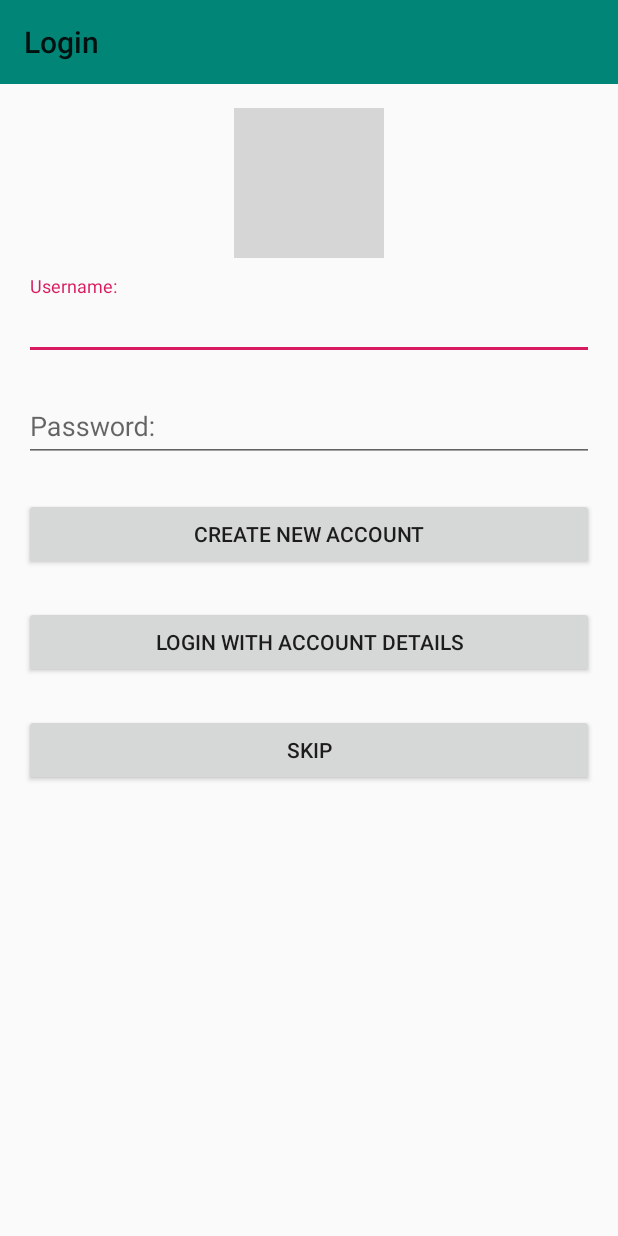
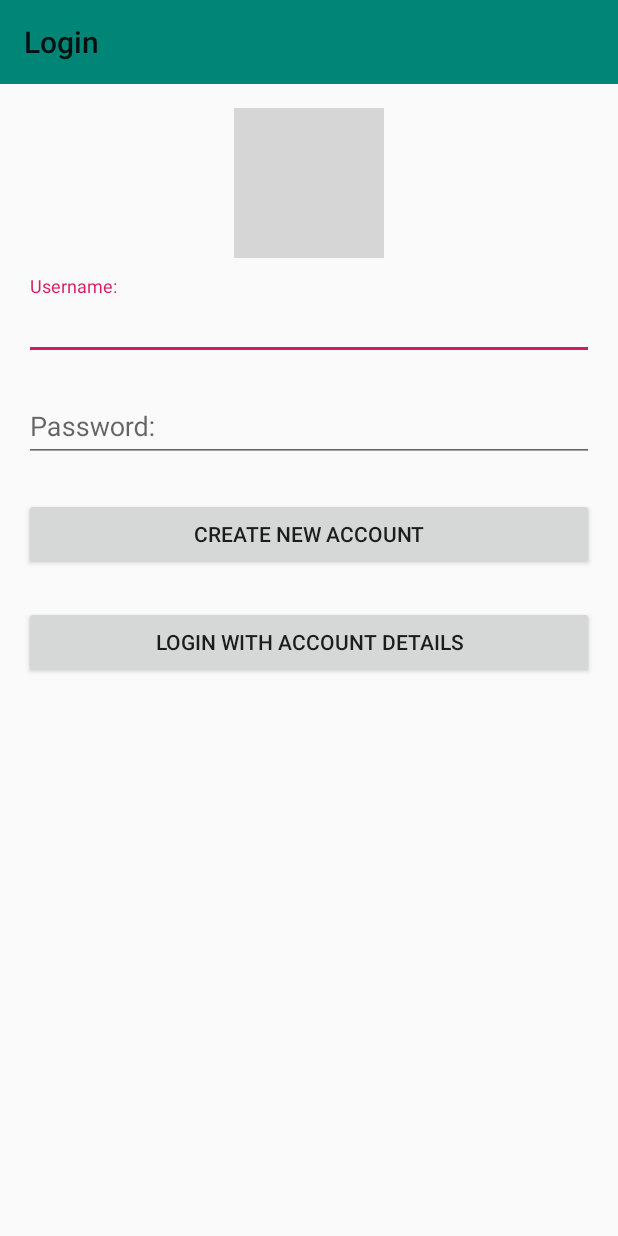
Before and after one commit to ianknowles707/ShoeStore, an Android app: the screen it shows after launch (MainActivity), on a phone screen of 412 x 824 dp. Run offline under Robolectric (Android 15) with nearby library versions, the phone set to English and light mode, and no system bars; our stand-ins replace Timber, data binding, navigation-ui; grey boxes are pictures that could not be loaded.

Commit message:
Removed bypass login screen (implemented for ease of testing) ready for final build

```diff
--- a/app/src/main/java/com/udacity/shoestore/MainActivity.kt
+++ b/app/src/main/java/com/udacity/shoestore/MainActivity.kt
@@ -34,6 +34,9 @@ class MainActivity : AppCompatActivity() {
         navController = navHostFragment.navController
         appBarConfiguration = AppBarConfiguration(navController.graph)
         binding.toolbar.setupWithNavController(navController, appBarConfiguration)
+
+        //Include menu item - wil lbe selectively enabled in Fragments
+
     }
 
     //Ensure correct action on use of system back button
--- a/app/src/main/java/com/udacity/shoestore/login/LoginFragment.kt
+++ b/app/src/main/java/com/udacity/shoestore/login/LoginFragment.kt
@@ -38,29 +38,8 @@ class LoginFragment : Fragment() {
         loginAction()
         createNewAccount()
 
-
-        //
-        //TESTING ONLY - REMOVE WHEN DONE
-        //
-        skip()
-        //
-        //
-
-
         return binding.root
     }
-
-    //
-    //TESTING - REMOVE WHEN DONE
-    //
-    private fun skip() {
-        binding.buttonSkip.setOnClickListener {
-            view?.findNavController()
-                ?.navigate(LoginFragmentDirections.actionLoginFragmentToShoeListFragment())
-        }
-    }
-    //
-    //
 
 
     //Function handles the response to clicking the login button, including the call
--- a/app/src/main/res/layout/fragment_login.xml
+++ b/app/src/main/res/layout/fragment_login.xml
@@ -73,13 +73,6 @@
             android:layout_marginTop="@dimen/margin_large"
             android:text="@string/login_button" />
 
-<!--        Testing purposes only - to remove-->
-        <Button
-            android:id="@+id/button_skip"
-            android:layout_width="match_parent"
-            android:layout_height="wrap_content"
-            android:layout_marginTop="@dimen/margin_large"
-            android:text="SKIP" />
     </LinearLayout>
     </ScrollView>
 </layout>
```
